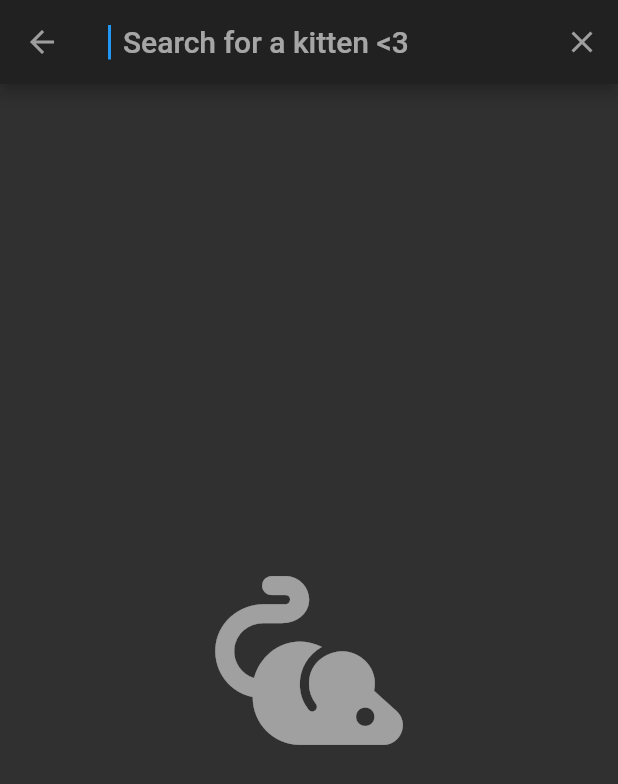
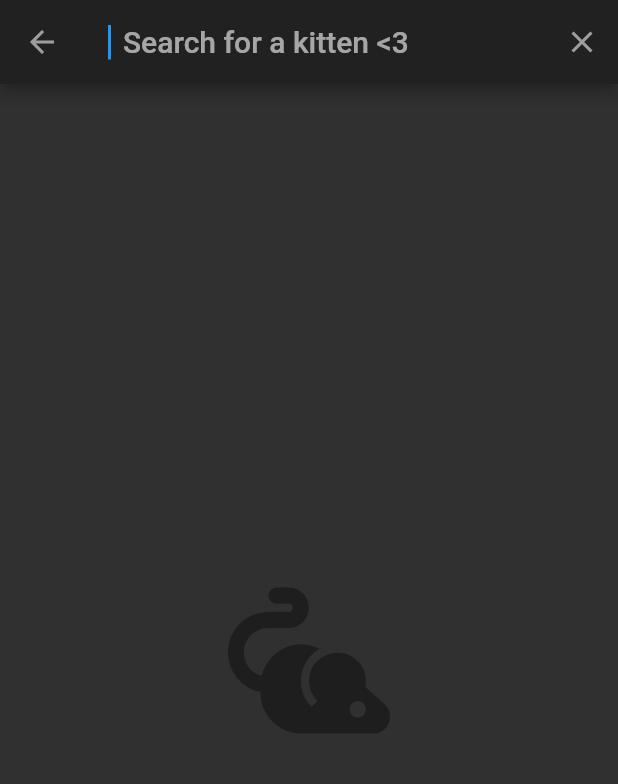
Before and after one commit to Slorq-code/cat-app-pragma, a Flutter app: the HomeScreen screen opened by its route, after a tap on the "search" icon, on a phone screen of 412 x 824 dp. Shown: the top 784 px of the screen. Run offline on Flutter 3.47's test engine with Material 2 defaults, Android fonts, the phone set to English and light mode, and no system bars; network calls fail.

```diff
--- a/lib/models/search_response.dart
+++ /dev/null
@@ -1,79 +0,0 @@
-// To parse this JSON data, do
-//
-//     final cat = catFromJson(jsonString);
-
-import 'dart:convert';
-
-List<Breeds> breedFromJson(String str) => List<Breeds>.from(json.decode(str).map((x) => Breeds.fromJson(x)));
-
-String breedToJson(List<Breeds> data) => json.encode(List<dynamic>.from(data.map((x) => x.toJson())));
-
-class Breeds {
-    Breeds({
-        required this.name,
-        required this.image,
-    });
-
-    String name;
-    Images? image;
-
-
-    factory Breeds.fromJson(Map<String, dynamic> json) => Breeds(
-
-        name: json["name"],
-        image: json["image"] == null ? null : Images.fromJson(json["image"]),
-    );
-
-    Map<String, dynamic> toJson() => {
-        "name": name,
-        "image": image == null ? null : image?.toJson(),
-    };
-}
-
-class Images {
-    Images({
-        required this.id,
-        required this.width,
-        required this.height,
-        required this.url, Images? image,
-    });
-
-    String? id;
-    int? width;
-    int? height;
-    String? url;
-
-    factory Images.fromJson(Map<String, dynamic> json) => Images(
-        id: json["id"] == null ? null : json["id"],
-        width: json["width"] == null ? null : json["width"],
-        height: json["height"] == null ? null : json["height"],
-        url: json["url"] == null ? null : json["url"],
-    );
-
-    Map<String, dynamic> toJson() => {
-        "id": id == null ? null : id,
-        "width": width == null ? null : width,
-        "height": height == null ? null : height,
-        "url": url == null ? null : url,
-    };
-}
-
-class Weight {
-    Weight({
-        required this.imperial,
-        required this.metric,
-    });
-
-    String imperial;
-    String metric;
-
-    factory Weight.fromJson(Map<String, dynamic> json) => Weight(
-        imperial: json["imperial"],
-        metric: json["metric"],
-    );
-
-    Map<String, dynamic> toJson() => {
-        "imperial": imperial,
-        "metric": metric,
-    };
-}
--- a/lib/pages/home_screen.dart
+++ b/lib/pages/home_screen.dart
@@ -1,7 +1,7 @@
 import 'package:flutter/material.dart';
 import 'package:cat_aplication/services/cat_service.dart';
 import 'package:cat_aplication/widgets/cat_preview.dart';
-import 'package:cat_aplication/services/search_service.dart';
+import 'package:cat_aplication/search/search_service.dart';
 import 'package:provider/provider.dart';
 
 const image2 = Image(
--- /dev/null
+++ b/lib/search/search_service.dart
@@ -0,0 +1,94 @@
+import 'package:flutter/material.dart';
+import 'package:cat_aplication/services/cat_service.dart';
+import 'package:cat_aplication/search/search_response.dart';
+
+class CatSearchDelegate extends SearchDelegate {
+  @override
+  String get searchFieldLabel => "  Search for a kitten <3";
+
+  @override
+  List<Widget>? buildActions(BuildContext context) {
+    return [
+      IconButton(
+        icon: const Icon(Icons.clear),
+        onPressed: () => query = "",
+      )
+    ];
+  }
+
+  @override
+  Widget? buildLeading(BuildContext context) {
+    return IconButton(
+      icon: const Icon(Icons.arrow_back),
+      onPressed: () {
+        close(context, null);
+      },
+    );
+  }
+
+  @override
+  Widget buildResults(BuildContext context) {
+    return const Text("build...");
+  }
+
+  Widget _emptyContainer() {
+    return Container(
+      child: const Center(
+        child: Icon(
+          Icons.pest_control_rodent,
+          color: Colors.black38,
+          size: 130,
+        ),
+      ),
+    );
+  }
+
+  @override
+  Widget buildSuggestions(BuildContext context) {
+    if (query.isEmpty) {
+      return _emptyContainer();
+    }
+/*
+      final moviesProvider = Provider.of<MoviesProvider>(context, listen: false);
+      moviesProvider.getSuggestionsByQuery( query );
+*/
+    return StreamBuilder(
+        builder: (_, AsyncSnapshot<List<Breeds>> snapshot) {
+        if (!snapshot.hasData) return _emptyContainer();
+
+        final breed = snapshot.data!;
+
+        return ListView.builder(
+            itemCount: breed.length,
+            itemBuilder: (_, int index) => _CatItem(breed[index]));
+      },
+    );
+  }
+}
+
+class _CatItem extends StatelessWidget {
+  final Breeds breed;
+
+  const _CatItem(this.breed);
+
+  @override
+  Widget build(BuildContext context) {
+    breed.name = 'search-${breed.name}';
+
+    return ListTile(
+      leading: Hero(
+        tag: breed.name,
+        child: FadeInImage(
+          placeholder: const AssetImage('assets/no-image.jpg'),
+          image: NetworkImage("${breed.image}"),
+          width: 50,
+          fit: BoxFit.contain,
+        ),
+      ),
+      title: Text(breed.name),
+      onTap: () {
+        Navigator.pushNamed(context, 'details', arguments: breed);
+      },
+    );
+  }
+}
--- a/lib/services/search_service.dart
+++ /dev/null
@@ -1,84 +0,0 @@
-import 'package:flutter/material.dart';
-
-import 'package:cat_aplication/models/search_response.dart';
-
-import 'package:http/http.dart' as http;
-
-// esta es la logica para hacer el search
-/*
-// ignore: constant_identifier_names
-const _URL_CATS = "https://api.thecatapi.com/v1";
-// ignore: constant_identifier_names
-const _APIKEY = "bda53789-d59e-46cd-9bc4-2936630fde39";
-// ignore: constant_identifier_names
-final _BREEDS = query;
-
-class SearchService with ChangeNotifier {
-  List<Breeds> breed = [];
-
-  SearchService() {
-    getbreeds();
-  }
-// implementacion de busqueda
-  getbreeds() async {
-    final url ="$_URL_CATS/v1/images/x-api-key=$_APIKEY&search?breed_names=$_BREEDS";
-    final resp = await http.get(Uri.parse(url));
-    final catsResponse = breedFromJson(resp.body);
-    breed.addAll(catsResponse);
-    notifyListeners();
-    return catsResponse;
-  }
-}
-
-*/
-
-class CatSearchDelegate extends SearchDelegate {
-
-
-  @override
-  String get searchFieldLabel => "  Search for a kitten <3";
-
-  @override
-  List<Widget>? buildActions(BuildContext context) {
-    return [
-      IconButton(
-        icon: const Icon(Icons.clear),
-        onPressed: () => query = "",
-      )
-    ];
-  }
-
-  @override
-  Widget? buildLeading(BuildContext context) {
-    return IconButton(
-      icon: const Icon(Icons.arrow_back),
-      onPressed: () {
-        close(context, null);
-      },
-    );
-  }
-
-
-  @override
-  Widget buildResults(BuildContext context) {
-    List<Breeds> breed;
-    return const Text("build...");
-
-
-
-  }
-
-  @override
-  Widget buildSuggestions(BuildContext context) {
-    if (query.isEmpty) {
-      // ignore: avoid_unnecessary_containers
-      return Container(
-        child: const Center(
-          child: Icon(Icons.pest_control_rodent_rounded,
-              color: Colors.white54, size: 150),
-        ),
-      );
-    }
-    return Container();
-  }
-}
```
Also changed, not shown: lib/pages/splash_screen.dart (+4 -6 lines), lib/search/search.dart (added, +63 -0 lines), lib/search/search_response.dart (added, +41 -0 lines).
